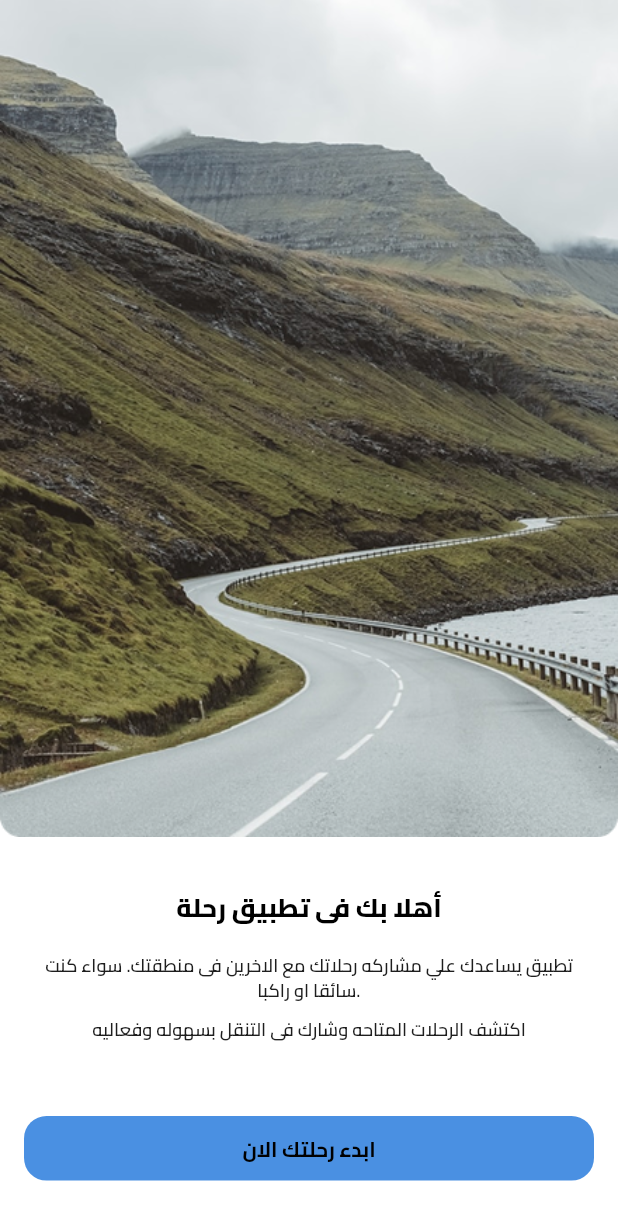
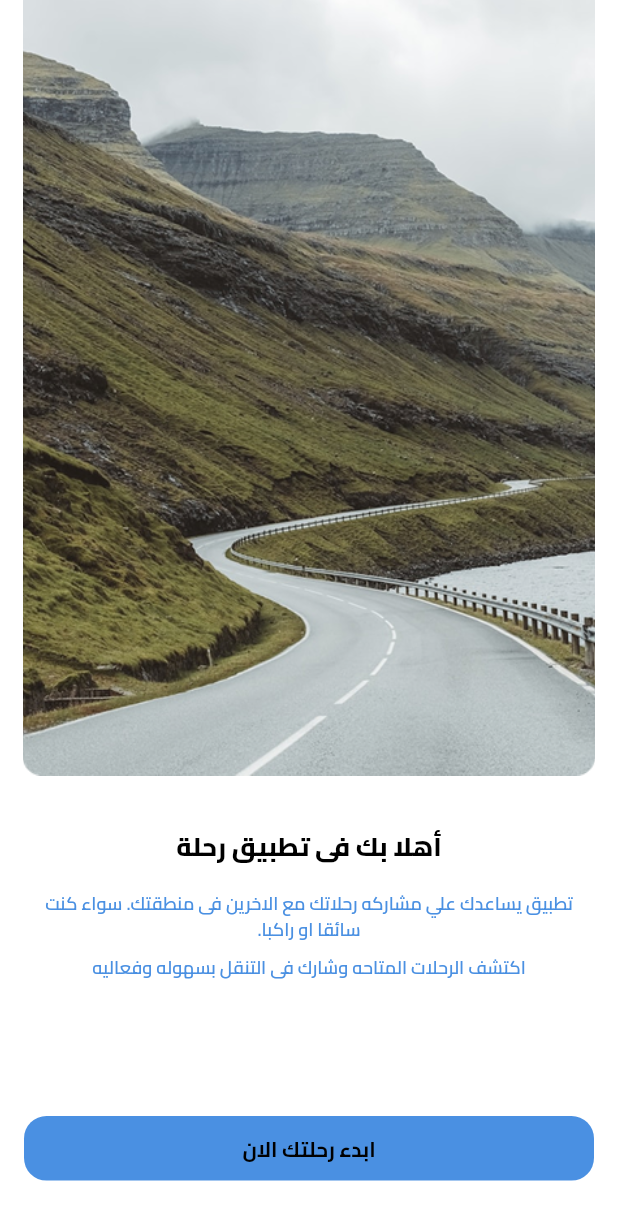
Before and after one commit to M-Fawzy2004/TravelApp, a Flutter app: the screen it shows after launch, on a phone screen of 412 x 824 dp. Shown: the top 1220 px of the screen. Run offline on Flutter 3.47's test engine with Material 3 defaults, Android fonts, the phone set to English and light mode, and no system bars; our stand-ins replace another_flushbar, easy_localization, flutter_bloc, flutter_screenutil, go_router, shared_preferences.

Commit message:
feat: add theme dark & light

```diff
--- /dev/null
+++ b/lib/core/theme/app_theme/dark_mode.dart
@@ -0,0 +1,17 @@
+import 'package:flutter/material.dart';
+import 'package:travel_app/core/theme/app_color.dart';
+
+ThemeData darkMode = ThemeData(
+  fontFamily: 'font',
+  scaffoldBackgroundColor: AppColors.black,
+  colorScheme: ColorScheme.dark(
+    primary: AppColors.primaryColor,
+    secondary: AppColors.lightGrey,
+    surface: AppColors.darkGrey,
+    tertiary: AppColors.black,
+    inversePrimary: AppColors.white,
+  ),
+  textTheme: const TextTheme(
+    bodyMedium: TextStyle(color: AppColors.white),
+  ),
+);
--- /dev/null
+++ b/lib/core/theme/app_theme/light_mode.dart
@@ -0,0 +1,17 @@
+import 'package:flutter/material.dart';
+import 'package:travel_app/core/theme/app_color.dart';
+
+ThemeData lightMode = ThemeData(
+  fontFamily: 'font',
+  scaffoldBackgroundColor: AppColors.white,
+  colorScheme: ColorScheme.light(
+    primary: AppColors.primaryColor,
+    secondary: AppColors.lightGrey,
+    surface: AppColors.white,
+    tertiary: AppColors.white,
+    inversePrimary: AppColors.black,
+  ),
+  textTheme: const TextTheme(
+    bodyMedium: TextStyle(color: AppColors.black),
+  ),
+);
--- a/lib/core/theme/styles.dart
+++ b/lib/core/theme/styles.dart
@@ -1,48 +1,41 @@
 import 'package:flutter/material.dart';
 import 'package:flutter_screenutil/flutter_screenutil.dart';
-import 'package:travel_app/core/theme/app_color.dart';
 import 'package:travel_app/core/theme/font_weight_helper.dart';
 
 class Styles {
-  static TextStyle font24BlackBold = TextStyle(
-    fontSize: 24.sp,
-    fontWeight: FontWeightHelper.bold,
-    color: AppColors.black,
-  );
-  static TextStyle font20BlackBold = TextStyle(
-    fontSize: 20.sp,
-    fontWeight: FontWeightHelper.bold,
-    color: AppColors.black,
-  );
-  static TextStyle font20ExtraBlackBold = TextStyle(
+  static TextStyle headline20Bold(BuildContext context) => TextStyle(
         fontSize: 20.sp,
         fontWeight: FontWeightHelper.extraBold,
-    color: AppColors.black,
+        color: Theme.of(context).colorScheme.inversePrimary,
       );
-  static TextStyle font14DarkGreyBold = TextStyle(
+
+  static TextStyle body14PrimarySemiBold(BuildContext context) => TextStyle(
         fontSize: 14.sp,
         fontWeight: FontWeightHelper.semiBold,
-    color: AppColors.darkGrey,
+        color: Theme.of(context).colorScheme.primary,
       );
-  static TextStyle font14DarkGreyExtraBold = TextStyle(
+
+  static TextStyle body14PrimaryExtraBold(BuildContext context) => TextStyle(
         fontSize: 14.sp,
         fontWeight: FontWeightHelper.extraBold,
-    color: AppColors.darkGrey,
+        color: Theme.of(context).colorScheme.primary,
       );
-  static TextStyle font16WhiteBold = TextStyle(
+
+  static TextStyle body16SurfaceBold(BuildContext context) => TextStyle(
         fontSize: 16.sp,
         fontWeight: FontWeightHelper.bold,
-    color: AppColors.white,
+        color: Theme.of(context).colorScheme.surface,
       );
-  static TextStyle font16BlackBold = TextStyle(
+
+  static TextStyle body16TertiaryBold(BuildContext context) => TextStyle(
         fontSize: 16.sp,
         fontWeight: FontWeightHelper.bold,
-    color: AppColors.black,
+        color: Theme.of(context).colorScheme.tertiary,
       );
-  static const appBarFont20BlackBold = TextStyle(
-    fontSize: 20,
-    fontWeight: FontWeight.bold,
-    color: Colors.black,
-    fontFamily: 'font',
+
+  static TextStyle button16PrimaryBold(BuildContext context) => TextStyle(
+        fontSize: 16.sp,
+        fontWeight: FontWeightHelper.bold,
+        color: Theme.of(context).colorScheme.inversePrimary,
       );
 }
--- a/lib/core/widget/custom_text_form_field.dart
+++ b/lib/core/widget/custom_text_form_field.dart
@@ -54,7 +54,7 @@ class _CustomTextFormFieldState extends State<CustomTextFormField> {
         }
       },
       obscureText: widget.obscureText ?? false,
-      style: Styles.font14DarkGreyExtraBold,
+      style: Styles.body14PrimaryExtraBold(context),
       decoration: InputDecoration(
         isDense: true,
         contentPadding: widget.contentPadding ??
@@ -63,7 +63,8 @@ class _CustomTextFormFieldState extends State<CustomTextFormField> {
               horizontal: 16.w,
             ),
         hintText: widget.hintText,
-        hintStyle: widget.inputTextStyle ?? Styles.font14DarkGreyExtraBold,
+        hintStyle:
+            widget.inputTextStyle ?? Styles.body14PrimaryExtraBold(context),
         filled: true,
         fillColor: widget.fillColor ?? AppColors.lightGrey,
         focusedBorder: OutlineInputBorder(
--- a/lib/feature/onboarding/widget/onboarding_description_section.dart
+++ b/lib/feature/onboarding/widget/onboarding_description_section.dart
@@ -18,13 +18,13 @@ class OnboardingDescriptionSection extends StatelessWidget {
           Text(
             textAlign: TextAlign.center,
             LocaleKeys.OnboardingView_details.tr(),
-            style: Styles.font14DarkGreyBold,
+            style: Styles.body14PrimarySemiBold(context),
           ),
           heightBox(10),
           Text(
             textAlign: TextAlign.center,
             LocaleKeys.OnboardingView_details2.tr(),
-            style: Styles.font14DarkGreyBold,
+            style: Styles.body14PrimarySemiBold(context),
           ),
         ],
       ),
--- a/lib/feature/onboarding/widget/onboarding_view_body.dart
+++ b/lib/feature/onboarding/widget/onboarding_view_body.dart
@@ -1,5 +1,6 @@
 import 'package:easy_localization/easy_localization.dart';
 import 'package:flutter/material.dart';
+import 'package:flutter_screenutil/flutter_screenutil.dart';
 import 'package:travel_app/core/helper/spacing.dart';
 import 'package:travel_app/core/theme/styles.dart';
 import 'package:travel_app/core/utils/assets.dart';
@@ -16,11 +17,12 @@ class OnboardingViewBody extends StatelessWidget {
       children: [
         Image.asset(
           Assets.imagesOnboardingImage,
+          height: 600.h,
         ),
         heightBox(40),
         Text(
           LocaleKeys.OnboardingView_welcome.tr(),
-          style: Styles.font20ExtraBlackBold,
+          style: Styles.headline20Bold(context),
         ),
         heightBox(20),
         OnboardingDescriptionSection(),
@@ -29,7 +31,7 @@ class OnboardingViewBody extends StatelessWidget {
           padding: const EdgeInsets.symmetric(horizontal: 16.0),
           child: CustomButton(
             buttonText: LocaleKeys.OnboardingView_start.tr(),
-            textStyle: Styles.font16BlackBold,
+            textStyle: Styles.button16PrimaryBold(context),
             onPressed: () {},
           ),
         ),
--- a/lib/travel_app.dart
+++ b/lib/travel_app.dart
@@ -1,27 +1,42 @@
+import 'package:flutter/material.dart';
+import 'package:flutter/services.dart';
+import 'package:flutter_screenutil/flutter_screenutil.dart';
+import 'package:provider/provider.dart';
 import 'package:easy_localization/easy_localization.dart';
-import 'package:flutter/material.dart';
-import 'package:flutter_screenutil/flutter_screenutil.dart';
 import 'package:travel_app/core/helper/app_router.dart';
-import 'package:travel_app/core/theme/app_color.dart';
+import 'package:travel_app/core/theme/app_theme/dark_mode.dart';
+import 'package:travel_app/core/theme/app_theme/light_mode.dart';
+import 'package:travel_app/core/theme/app_theme/theme_app_provider.dart';
 
 class TravelApp extends StatelessWidget {
   const TravelApp({super.key});
 
   @override
   Widget build(BuildContext context) {
+    final themeProvider = context.watch<ThemeAppProvider>();
+
+    SystemChrome.setSystemUIOverlayStyle(
+      SystemUiOverlayStyle(
+        statusBarColor: Colors.transparent,
+        statusBarIconBrightness:
+            themeProvider.isDarkMode ? Brightness.light : Brightness.dark,
+        statusBarBrightness:
+            themeProvider.isDarkMode ? Brightness.dark : Brightness.light,
+      ),
+    );
+
     return ScreenUtilInit(
       designSize: const Size(440, 956),
       minTextAdapt: true,
       child: MaterialApp.router(
+        debugShowCheckedModeBanner: false,
         localizationsDelegates: context.localizationDelegates,
         supportedLocales: context.supportedLocales,
-        debugShowCheckedModeBanner: false,
+        locale: context.locale,
         routerConfig: AppRouter.router,
-        theme: ThemeData(
-          fontFamily: 'font',
-          primaryColor: AppColors.primaryColor,
-          scaffoldBackgroundColor: Colors.white,
-        ),
+        theme: lightMode,
+        darkTheme: darkMode,
+        themeMode: themeProvider.themeMode,
       ),
     );
   }
```
Also changed, not shown: lib/core/theme/app_theme/theme_app_provider.dart (added, +50 -0 lines), lib/main.dart (+6 -2 lines), pubspec.yaml (+7 -7 lines), pubspec.lock, 2 other files. Lines whose indentation alone changed are shown as unchanged.
